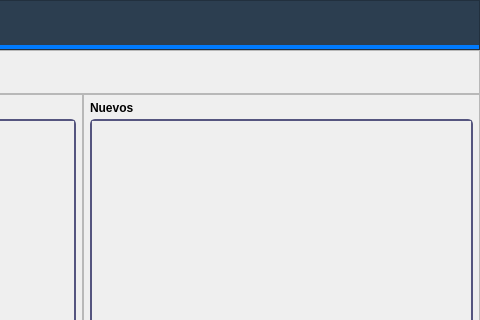
Julian2455/beatmat, file resources/ui/prices_form.ui: the form before one commit; both pictures show x 315 to 795 and y 0 to 320 of the 795 by 501 pixel window.
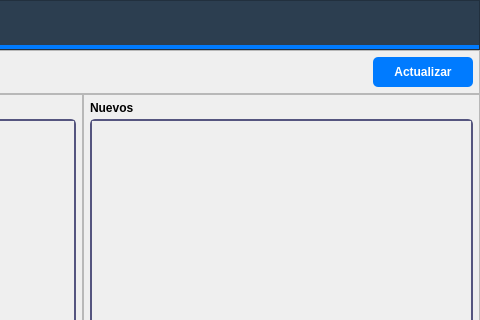
The form after the commit.

What changed in the file:
```diff
--- a/resources/ui/prices_form.ui
+++ b/resources/ui/prices_form.ui
@@ -54,6 +54,13 @@
    QPushButton#btnCalcular:hover {
      background-color: #0d47a1;
    }
+   QPushButton#btnActualizar {
+     background-color: #007bff;
+     color: white;
+   }
+   QPushButton#btnActualizar:hover {
+     background-color: #0056b3;
+   }
 QScrollArea {
    border: 2px solid rgb(85, 85, 127);
      border-radius: 5px;
@@ -227,6 +234,27 @@
         </property>
        </spacer>
       </item>
+      <item>
+       <widget class="QPushButton" name="btnActualizar">
+        <property name="minimumSize">
+         <size>
+          <width>100</width>
+          <height>0</height>
+         </size>
+        </property>
+        <property name="font">
+         <font>
+          <bold>true</bold>
+         </font>
+        </property>
+        <property name="cursor">
+         <cursorShape>PointingHandCursor</cursorShape>
+        </property>
+        <property name="text">
+         <string>Actualizar</string>
+        </property>
+       </widget>
+      </item>
      </layout>
     </widget>
    </item>
```
